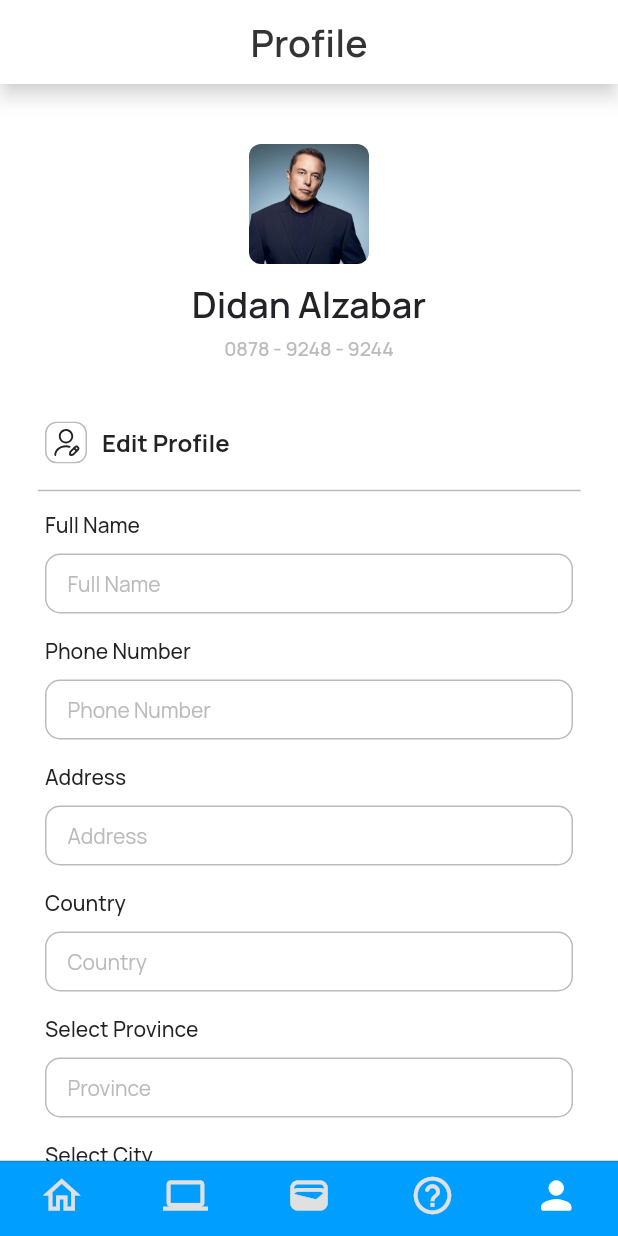
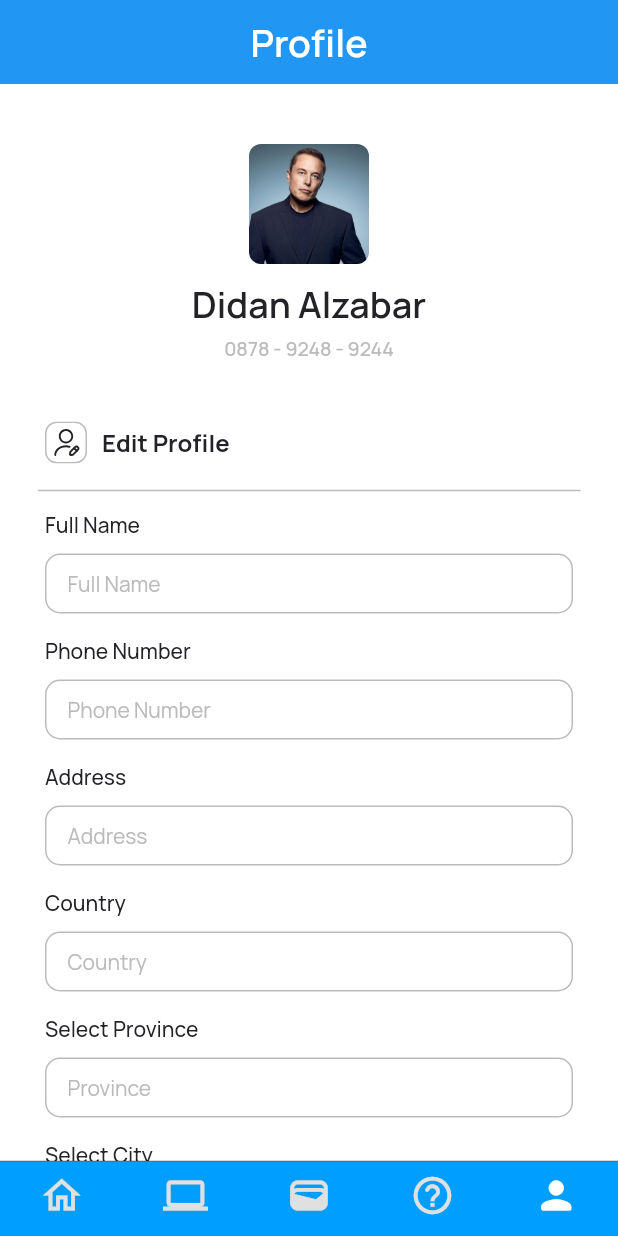
Before and after one commit to digidawstudio/maxcloud, a Flutter app: the screen it shows after launch, item 5 of the bottom bar chosen, on a phone screen of 412 x 824 dp. Run offline on Flutter 3.47's test engine with Material 2 defaults, Android fonts, the phone set to English and light mode, and no system bars; our stand-ins replace bloc, dio, dropdown_button2, flutter_bloc, flutter_native_splash, flutter_otp_text_field and 5 more; missing offline and left inert: indexed.

```diff
--- a/lib/screens/profile/profile.screen.dart
+++ b/lib/screens/profile/profile.screen.dart
@@ -17,9 +17,8 @@ class _ProfileScreenState extends State<ProfileScreen> {
     return Scaffold(
       backgroundColor: Colors.white,
       appBar: AppBar(
-        elevation: 5,
+        elevation: 0,
         shadowColor: Colors.grey.shade100,
-        backgroundColor: Colors.white,
         centerTitle: true,
         title: Row(
           mainAxisAlignment: MainAxisAlignment.center,
@@ -28,7 +27,6 @@ class _ProfileScreenState extends State<ProfileScreen> {
             Text("Profile",
                 style: GoogleFonts.manrope(
                     textStyle: TextStyle(
-                        color: Color(0xff353333),
                         fontSize: 25,
                         fontWeight: FontWeight.w600))),
           ],
```
